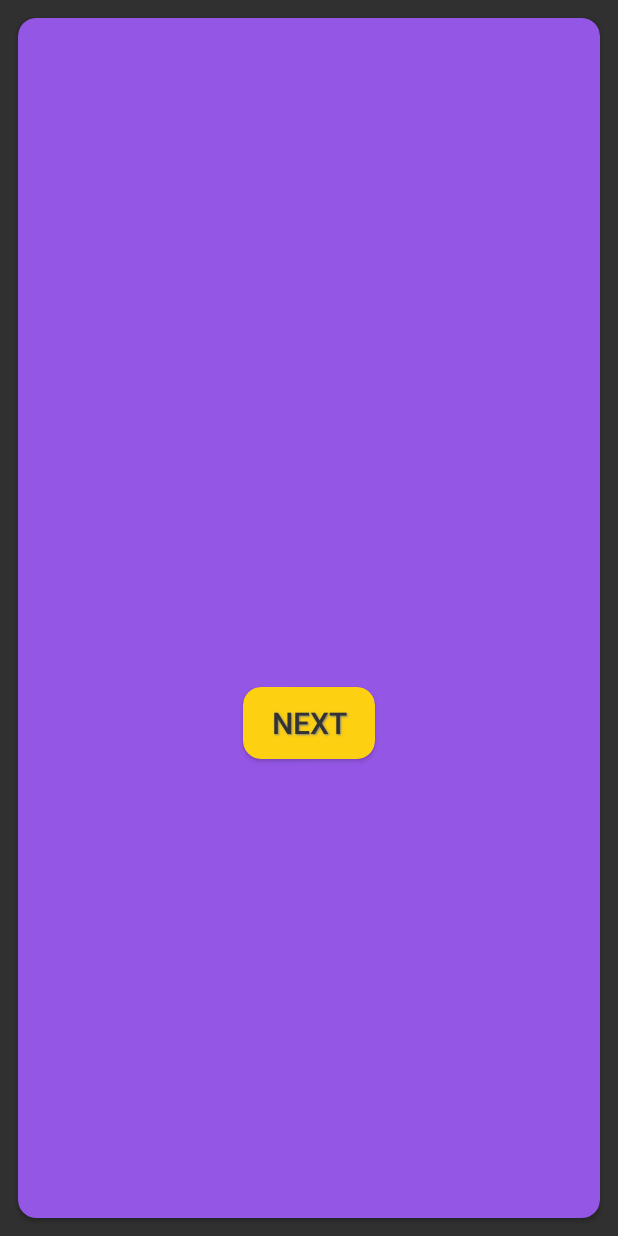
After one commit to AletheiaWareLLC/PerspectivePotVAndroid, an Android app: the layout dialog_game_dialog.xml on its own in the app's theme, with its tools: preview values and no code run, on a phone screen of 412 x 824 dp. The commit adds this screen. Run offline under Robolectric (Android 15) with nearby library versions, the phone set to English and light mode, and no system bars.

Commit message:
Add game dialog

```diff
--- /dev/null
+++ b/app/src/main/res/layout/dialog_game_dialog.xml
@@ -0,0 +1,83 @@
+<?xml version="1.0" encoding="utf-8"?>
+<!--
+Copyright 2020 Aletheia Ware LLC
+
+Licensed under the Apache License, Version 2.0 (the "License");
+you may not use this file except in compliance with the License.
+You may obtain a copy of the License at
+
+http://www.apache.org/licenses/LICENSE-2.0
+
+Unless required by applicable law or agreed to in writing, software
+distributed under the License is distributed on an "AS IS" BASIS,
+WITHOUT WARRANTIES OR CONDITIONS OF ANY KIND, either express or implied.
+See the License for the specific language governing permissions and
+limitations under the License.
+-->
+<androidx.cardview.widget.CardView xmlns:android="http://schemas.android.com/apk/res/android"
+    xmlns:app="http://schemas.android.com/apk/res-auto"
+    xmlns:tools="http://schemas.android.com/tools"
+    android:layout_width="match_parent"
+    android:layout_height="match_parent"
+    android:layout_margin="@dimen/game_margin"
+    android:padding="@dimen/view_padding"
+    app:cardBackgroundColor="@color/background"
+    app:cardCornerRadius="@dimen/card_corner_radius"
+    tools:context=".ui.GameActivity">
+
+    <LinearLayout
+        android:layout_width="match_parent"
+        android:layout_height="wrap_content"
+        android:layout_gravity="center"
+        android:gravity="center"
+        android:orientation="vertical">
+
+        <TextView
+            android:id="@+id/game_dialog_author"
+            android:layout_width="wrap_content"
+            android:layout_height="wrap_content"
+            android:layout_margin="@dimen/game_margin"
+            android:padding="@dimen/view_padding"
+            style="@style/Shadowed"
+            android:textColor="@color/text_primary"
+            android:textSize="@dimen/text_primary_size" />
+
+        <ScrollView
+            android:layout_width="match_parent"
+            android:layout_height="wrap_content">
+
+            <TextView
+                android:id="@+id/game_dialog_content"
+                android:layout_width="match_parent"
+                android:layout_height="wrap_content"
+                android:layout_margin="@dimen/game_margin"
+                android:padding="@dimen/view_padding"
+                style="@style/Shadowed"
+                android:textColor="@color/text_secondary"
+                android:textSize="@dimen/text_secondary_size" />
+
+        </ScrollView>
+
+        <androidx.cardview.widget.CardView
+            android:layout_width="wrap_content"
+            android:layout_height="wrap_content"
+            android:layout_margin="@dimen/game_margin"
+            android:padding="@dimen/view_padding"
+            app:cardBackgroundColor="@color/accent"
+            app:cardCornerRadius="@dimen/card_corner_radius">
+
+            <Button
+                android:id="@+id/game_dialog_next"
+                android:layout_width="wrap_content"
+                android:layout_height="wrap_content"
+                android:padding="@dimen/view_padding"
+                style="@style/Shadowed"
+                android:text="@string/game_next"
+                android:textColor="@color/text_primary"
+                android:textSize="@dimen/text_secondary_size" />
+
+        </androidx.cardview.widget.CardView>
+
+    </LinearLayout>
+
+</androidx.cardview.widget.CardView>
```
Also changed, not shown: app/src/main/java/com/aletheiaware/perspectivepotv/android/ui/GameActivity.java (+93 -1 lines).
